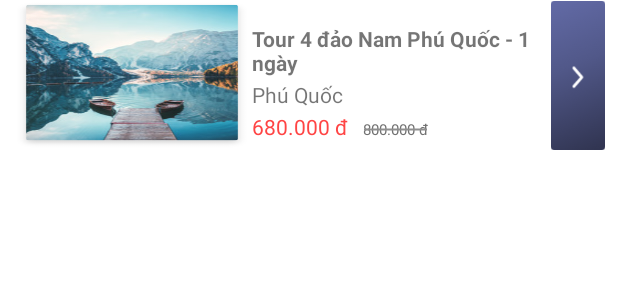
After one commit to trangdodev/TourBookingApp, an Android app: the layout tour_row_item.xml on its own in the app's theme, with its tools: preview values and no code run, on a phone screen of 412 x 824 dp. The commit adds this screen. Shown: the top 300 px of the screen. Run offline under Robolectric (Android 15) with nearby library versions, the phone set to English and light mode, and no system bars; Roboto replaces fonts that are not available here.

Commit message:
list tours

```diff
--- /dev/null
+++ b/app/src/main/res/drawable/strikethrough_text.xml
@@ -0,0 +1,8 @@
+<?xml version="1.0" encoding="utf-8"?>
+<selector xmlns:android="http://schemas.android.com/apk/res/android">
+    <item android:state_pressed="false">
+        <shape android:shape="line">
+            <stroke android:width="1dp" android:color="#8f8f8f"/>
+        </shape>
+    </item>
+</selector>
--- /dev/null
+++ b/app/src/main/res/layout/tour_row_item.xml
@@ -0,0 +1,90 @@
+<?xml version="1.0" encoding="utf-8"?>
+<androidx.constraintlayout.widget.ConstraintLayout xmlns:android="http://schemas.android.com/apk/res/android"
+    xmlns:app="http://schemas.android.com/apk/res-auto"
+    xmlns:tools="http://schemas.android.com/tools"
+    android:layout_width="match_parent"
+    android:layout_height="wrap_content"
+    android:layout_marginStart="8dp"
+    android:layout_marginEnd="8dp"
+    android:layout_marginBottom="4dp"
+    android:background="@drawable/card_bg">
+
+
+    <ImageView
+        android:id="@+id/tour_image"
+        android:layout_width="160dp"
+        android:layout_height="100dp"
+        android:adjustViewBounds="true"
+        android:scaleType="fitXY"
+        app:layout_constraintBottom_toBottomOf="parent"
+        app:layout_constraintStart_toStartOf="parent"
+        app:layout_constraintTop_toTopOf="parent"
+        app:srcCompat="@drawable/recentimage1" />
+
+
+    <LinearLayout
+        android:layout_width="0dp"
+        android:layout_height="wrap_content"
+        android:layout_marginTop="16dp"
+        android:gravity="center_vertical"
+        android:orientation="vertical"
+        app:layout_constraintEnd_toStartOf="@+id/imageView2"
+        app:layout_constraintHorizontal_bias="0.0"
+        app:layout_constraintStart_toEndOf="@id/tour_image"
+        app:layout_constraintTop_toTopOf="@+id/tour_image">
+
+        <TextView
+            android:id="@+id/tour_name"
+            android:layout_width="wrap_content"
+            android:layout_height="wrap_content"
+            android:text="Tour 4 đảo Nam Phú Quốc - 1 ngày"
+            android:textStyle="bold"
+            tools:layout_editor_absoluteY="16dp" />
+
+        <TextView
+            android:id="@+id/place"
+            android:layout_width="wrap_content"
+            android:layout_height="wrap_content"
+            android:layout_marginTop="2dp"
+            android:text="Phú Quốc" />
+
+        <LinearLayout
+            android:layout_width="wrap_content"
+            android:layout_height="wrap_content"
+            android:orientation="horizontal">
+
+            <TextView
+                android:id="@+id/price"
+                android:layout_width="match_parent"
+                android:layout_height="wrap_content"
+                android:layout_marginTop="2dp"
+                android:text="680.000 đ"
+                android:textColor="@android:color/holo_red_light" />
+
+            <Space
+                android:layout_width="wrap_content"
+                android:layout_height="wrap_content"
+                android:layout_weight="1" />
+
+            <TextView
+                android:id="@+id/origin_price"
+                android:layout_width="match_parent"
+                android:layout_height="wrap_content"
+                android:layout_marginStart="10dp"
+                android:layout_marginTop="2dp"
+                android:foreground="@drawable/strikethrough_text"
+                android:text="800.000 đ"
+                android:textColor="#717171"
+                android:textSize="10sp" />
+        </LinearLayout>
+    </LinearLayout>
+
+    <ImageView
+        android:id="@+id/imageView2"
+        android:layout_width="37dp"
+        android:layout_height="99dp"
+        app:layout_constraintBottom_toBottomOf="parent"
+        app:layout_constraintEnd_toEndOf="parent"
+        app:layout_constraintTop_toTopOf="parent"
+        app:srcCompat="@drawable/arrow_icon" />
+</androidx.constraintlayout.widget.ConstraintLayout>
```
Also changed, not shown: app/src/main/java/com/project/travelbooking/MainActivity.java (+25 -26 lines), app/src/main/java/com/project/travelbooking/adapter/PlaceAdapter.java (+4 -4 lines), app/src/main/java/com/project/travelbooking/adapter/TourAdapter.java (+41 -22 lines), app/src/main/java/com/project/travelbooking/helper/CommonHelper.java (+11 -0 lines), app/src/main/java/com/project/travelbooking/helper/TravelBookingDbHelper.java (+21 -1 lines), app/src/main/java/com/project/travelbooking/model/TourModel.java (+10 -0 lines), app/src/main/res/layout/activity_main.xml (+39 -36 lines), app/src/main/res/layout/place_row_item.xml (renamed from app/src/main/res/layout/recents_row_item.xml, +8 -8 lines), app/src/main/res/layout/top_places_row_item.xml (deleted, +0 -76 lines).
